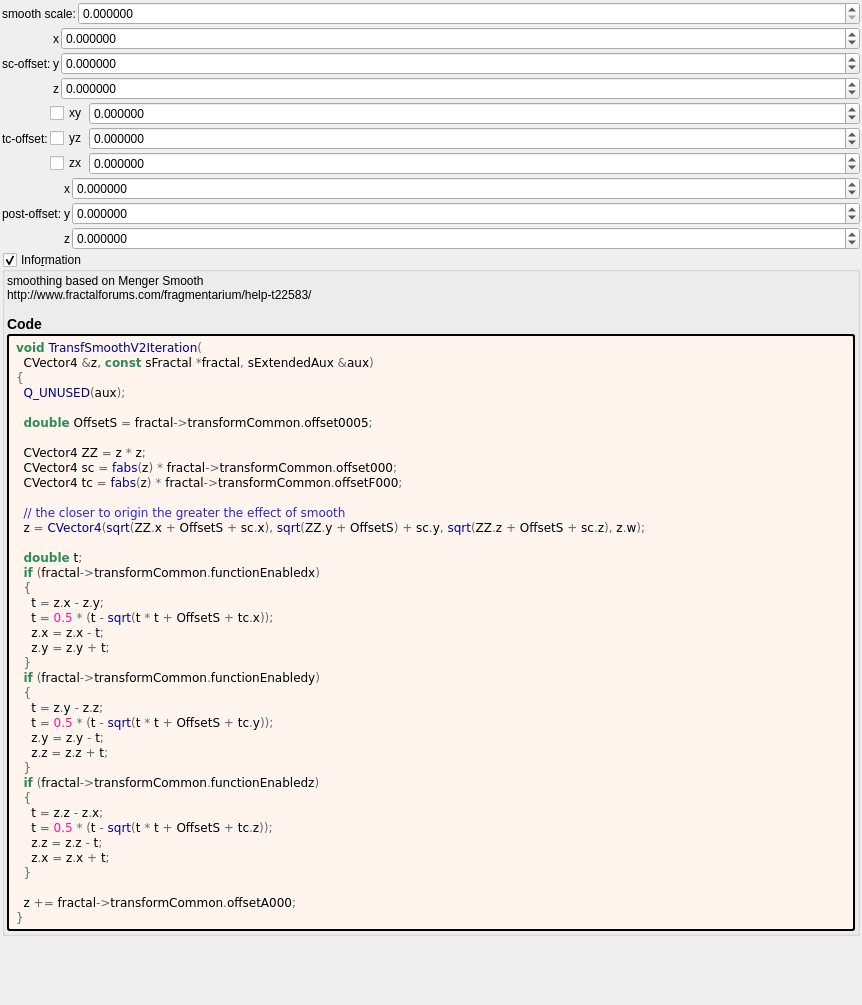
Old version of the form mandelbulber2/deploy/share/mandelbulber2/formula/ui/transf_smooth_v2.ui in the repository irinox-ctrl/mandelbulber2.
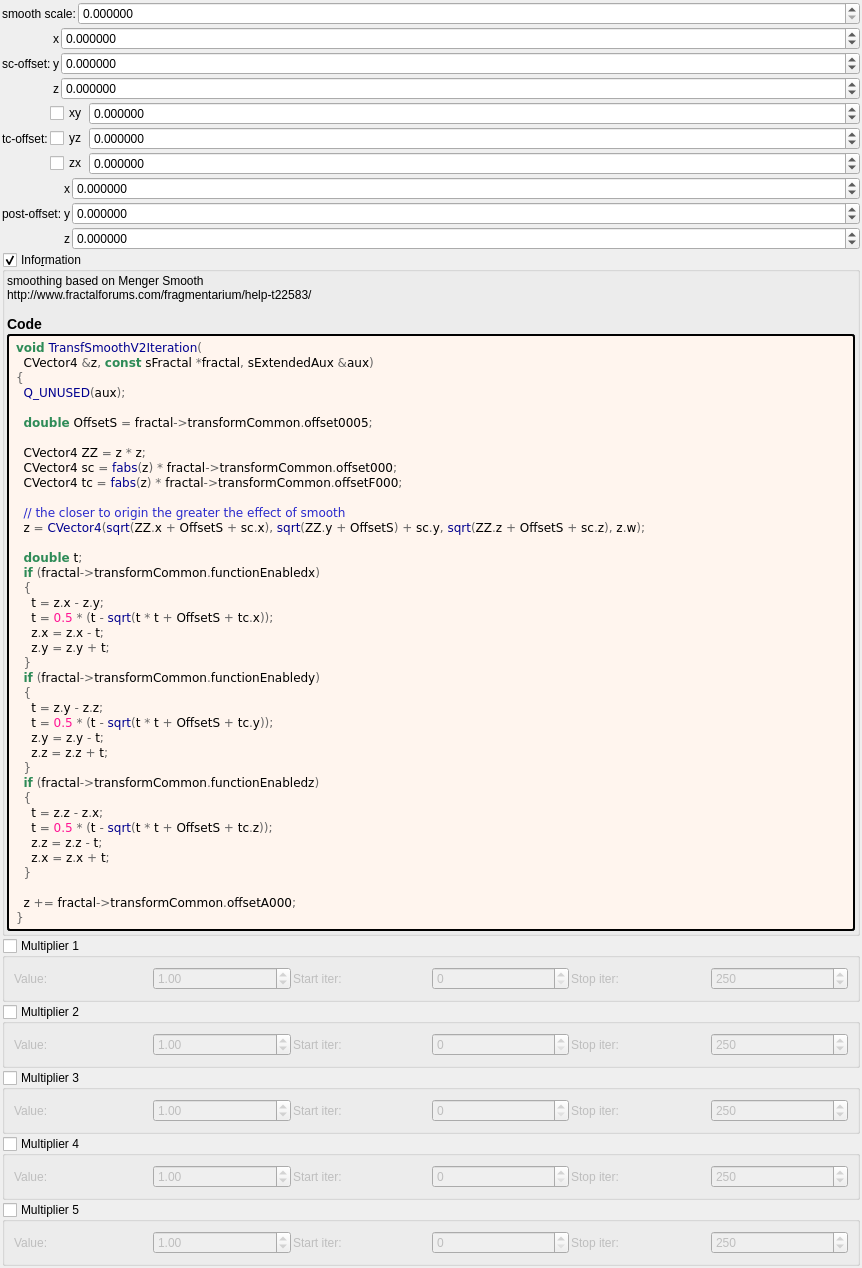
New version of the form. Custom widgets are drawn as their Qt base class.

Commit message:
feat: add 5 general-purpose multipliers to all 1007 fractal formulas
Each multiplier has:
- Checkbox (OFF by default)
- Value spinbox (default 1.0, range -100 to 100)
- Iteration start/stop range

Logic: z *= value; DE *= |value|;

Uses existing transformCommon parameters:
- Checkboxes: functionEnabledBx/By/Bz/Bw/CzFalse
- Values: scale4/5/6/8/16
- Ranges: startIterationsB-F/stopIterationsB-F

Modified 1007 .cpp (CPU), 1006 .cl (GPU), 1023 .ui files.
Both source (formula/) and deploy (deploy/share/) copies updated.

What changed in the file:
```diff
--- a/mandelbulber2/deploy/share/mandelbulber2/formula/ui/transf_smooth_v2.ui
+++ b/mandelbulber2/deploy/share/mandelbulber2/formula/ui/transf_smooth_v2.ui
@@ -590,6 +590,192 @@
      </layout>
     </widget>
    </item>
+   <item>
+    <widget class="MyGroupBox" name="groupCheck_transf_function_enabledBx_false">
+     <property name="title"><string>Multiplier 1</string></property>
+     <property name="checkable"><bool>true</bool></property>
+     <property name="checked"><bool>false</bool></property>
+     <layout class="QGridLayout" name="gridLayout_mult1">
+      <property name="spacing"><number>2</number></property>
+      <item row="0" column="0">
+       <widget class="QLabel"><property name="text"><string>Value:</string></property></widget>
+      </item>
+      <item row="0" column="1">
+       <widget class="MyDoubleSpinBox" name="spinbox_transf_scale_4">
+        <property name="minimum"><double>-100.0</double></property><property name="maximum"><double>100.0</double></property>
+        <property name="singleStep"><double>0.01</double></property><property name="value"><double>1.0</double></property>
+       </widget>
+      </item>
+      <item row="0" column="2">
+       <widget class="QLabel"><property name="text"><string>Start iter:</string></property></widget>
+      </item>
+      <item row="0" column="3">
+       <widget class="MySpinBox" name="spinboxInt_transf_start_iterations_B">
+        <property name="minimum"><number>0</number></property><property name="maximum"><number>10000</number></property>
+        <property name="value"><number>0</number></property>
+       </widget>
+      </item>
+      <item row="0" column="4">
+       <widget class="QLabel"><property name="text"><string>Stop iter:</string></property></widget>
+      </item>
+      <item row="0" column="5">
+       <widget class="MySpinBox" name="spinboxInt_transf_stop_iterations_B">
+        <property name="minimum"><number>0</number></property><property name="maximum"><number>10000</number></property>
+        <property name="value"><number>250</number></property>
+       </widget>
+      </item>
+     </layout>
+    </widget>
+   </item>
+   <item>
+    <widget class="MyGroupBox" name="groupCheck_transf_function_enabledBy_false">
+     <property name="title"><string>Multiplier 2</string></property>
+     <property name="checkable"><bool>true</bool></property>
+     <property name="checked"><bool>false</bool></property>
+     <layout class="QGridLayout" name="gridLayout_mult2">
+      <property name="spacing"><number>2</number></property>
+      <item row="0" column="0">
+       <widget class="QLabel"><property name="text"><string>Value:</string></property></widget>
+      </item>
+      <item row="0" column="1">
+       <widget class="MyDoubleSpinBox" name="spinbox_transf_scale_5">
+        <property name="minimum"><double>-100.0</double></property><property name="maximum"><double>100.0</double></property>
+        <property name="singleStep"><double>0.01</double></property><property name="value"><double>1.0</double></property>
+       </widget>
+      </item>
+      <item row="0" column="2">
+       <widget class="QLabel"><property name="text"><string>Start iter:</string></property></widget>
+      </item>
+      <item row="0" column="3">
+       <widget class="MySpinBox" name="spinboxInt_transf_start_iterations_C">
+        <property name="minimum"><number>0</number></property><property name="maximum"><number>10000</number></property>
+        <property name="value"><number>0</number></property>
+       </widget>
+      </item>
+      <item row="0" column="4">
+       <widget class="QLabel"><property name="text"><string>Stop iter:</string></property></widget>
+      </item>
+      <item row="0" column="5">
+       <widget class="MySpinBox" name="spinboxInt_transf_stop_iterations_C">
+        <property name="minimum"><number>0</number></property><property name="maximum"><number>10000</number></property>
+        <property name="value"><number>250</number></property>
+       </widget>
+      </item>
+     </layout>
+    </widget>
+   </item>
+   <item>
+    <widget class="MyGroupBox" name="groupCheck_transf_function_enabledBz_false">
+     <property name="title"><string>Multiplier 3</string></property>
+     <property name="checkable"><bool>true</bool></property>
+     <property name="checked"><bool>false</bool></property>
+     <layout class="QGridLayout" name="gridLayout_mult3">
+      <property name="spacing"><number>2</number></property>
+      <item row="0" column="0">
+       <widget class="QLabel"><property name="text"><string>Value:</string></property></widget>
+      </item>
+      <item row="0" column="1">
+       <widget class="MyDoubleSpinBox" name="spinbox_transf_scale_6">
+        <property name="minimum"><double>-100.0</double></property><property name="maximum"><double>100.0</double></property>
+        <property name="singleStep"><double>0.01</double></property><property name="value"><double>1.0</double></property>
+       </widget>
+      </item>
+      <item row="0" column="2">
+       <widget class="QLabel"><property name="text"><string>Start iter:</string></property></widget>
+      </item>
+      <item row="0" column="3">
+       <widget class="MySpinBox" name="spinboxInt_transf_start_iterations_D">
+        <property name="minimum"><number>0</number></property><property name="maximum"><number>10000</number></property>
+        <property name="value"><number>0</number></property>
+       </widget>
+      </item>
+      <item row="0" column="4">
+       <widget class="QLabel"><property name="text"><string>Stop iter:</string></property></widget>
+      </item>
+      <item row="0" column="5">
+       <widget class="MySpinBox" name="spinboxInt_transf_stop_iterations_D">
+        <property name="minimum"><number>0</number></property><property name="maximum"><number>10000</number></property>
+        <property name="value"><number>250</number></property>
+       </widget>
+      </item>
+     </layout>
+    </widget>
+   </item>
+   <item>
+    <widget class="MyGroupBox" name="groupCheck_transf_function_enabledBw_false">
+     <property name="title"><string>Multiplier 4</string></property>
+     <property name="checkable"><bool>true</bool></property>
+     <property name="checked"><bool>false</bool></property>
+     <layout class="QGridLayout" name="gridLayout_mult4">
+      <property name="spacing"><number>2</number></property>
+      <item row="0" column="0">
+       <widget class="QLabel"><property name="text"><string>Value:</string></property></widget>
+      </item>
+      <item row="0" column="1">
+       <widget class="MyDoubleSpinBox" name="spinbox_transf_scale_8">
+        <property name="minimum"><double>-100.0</double></property><property name="maximum"><double>100.0</double></property>
+        <property name="singleStep"><double>0.01</double></property><property name="value"><double>1.0</double></property>
+       </widget>
+      </item>
+      <item row="0" column="2">
+       <widget class="QLabel"><property name="text"><string>Start iter:</string></property></widget>
+      </item>
+      <item row="0" column="3">
+       <widget class="MySpinBox" name="spinboxInt_transf_start_iterations_E">
+        <property name="minimum"><number>0</number></property><property name="maximum"><number>10000</number></property>
+        <property name="value"><number>0</number></property>
+       </widget>
+      </item>
+      <item row="0" column="4">
+       <widget class="QLabel"><property name="text"><string>Stop iter:</string></property></widget>
+      </item>
+      <item row="0" column="5">
+       <widget class="MySpinBox" name="spinboxInt_transf_stop_iterations_E">
+        <property name="minimum"><number>0</number></property><property name="maximum"><number>10000</number></property>
+        <property name="value"><number>250</number></property>
+       </widget>
+      </item>
+     </layout>
+    </widget>
+   </item>
+   <item>
+    <widget class="MyGroupBox" name="groupCheck_transf_function_enabledCz_false">
+     <property name="title"><string>Multiplier 5</string></property>
+     <property name="checkable"><bool>true</bool></property>
+     <property name="checked"><bool>false</bool></property>
+     <layout class="QGridLayout" name="gridLayout_mult5">
+      <property name="spacing"><number>2</number></property>
+      <item row="0" column="0">
+       <widget class="QLabel"><property name="text"><string>Value:</string></property></widget>
+      </item>
+      <item row="0" column="1">
+       <widget class="MyDoubleSpinBox" name="spinbox_transf_scale_16">
+        <property name="minimum"><double>-100.0</double></property><property name="maximum"><double>100.0</double></property>
+        <property name="singleStep"><double>0.01</double></property><property name="value"><double>1.0</double></property>
+       </widget>
+      </item>
+      <item row="0" column="2">
+       <widget class="QLabel"><property name="text"><string>Start iter:</string></property></widget>
+      </item>
+      <item row="0" column="3">
+       <widget class="MySpinBox" name="spinboxInt_transf_start_iterations_F">
+        <property name="minimum"><number>0</number></property><property name="maximum"><number>10000</number></property>
+        <property name="value"><number>0</number></property>
+       </widget>
+      </item>
+      <item row="0" column="4">
+       <widget class="QLabel"><property name="text"><string>Stop iter:</string></property></widget>
+      </item>
+      <item row="0" column="5">
+       <widget class="MySpinBox" name="spinboxInt_transf_stop_iterations_F">
+        <property name="minimum"><number>0</number></property><property name="maximum"><number>10000</number></property>
+        <property name="value"><number>250</number></property>
+       </widget>
+      </item>
+     </layout>
+    </widget>
+   </item>
+
    <item>
     <spacer name="verticalSpacer">
      <property name="orientation">
@@ -622,6 +808,11 @@
    <extends>QDoubleSpinBox</extends>
    <header>my_double_spin_box.h</header>
   </customwidget>
+   <customwidget>
+   <class>MySpinBox</class>
+   <extends>QSpinBox</extends>
+   <header>my_spin_box.h</header>
+  </customwidget>
  </customwidgets>
  <tabstops>
   <tabstop>groupCheck_info</tabstop>
```
The commit also changes 3972 other files.
